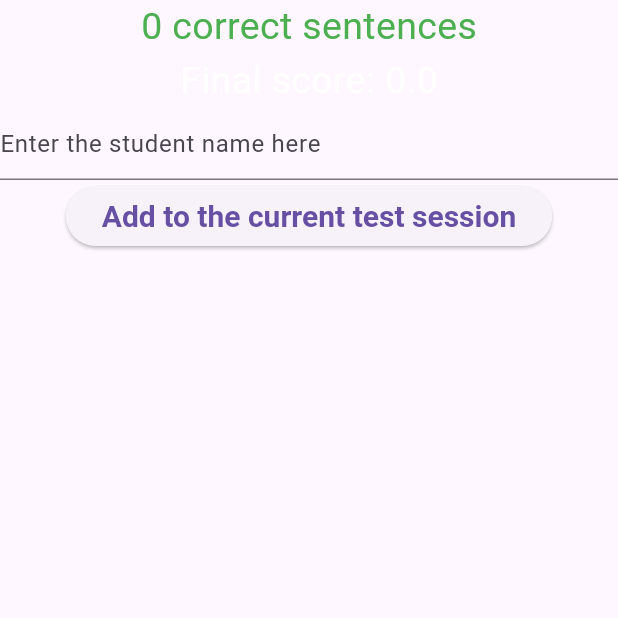
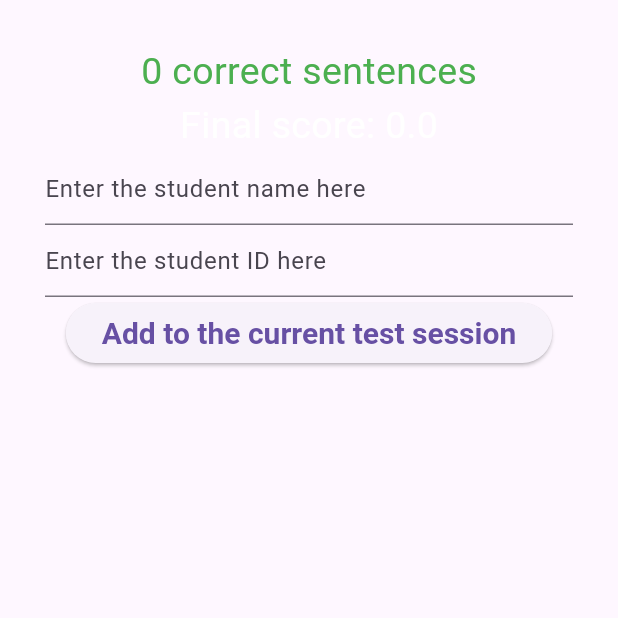
Before and after one commit to viettungvuong/AutoGrading, a Flutter app: the ResultScreen screen opened directly with empty values, on a phone screen of 412 x 824 dp, the top half of it. Run offline on Flutter 3.47's test engine with Material 3 defaults, Android fonts, the phone set to English and light mode, and no system bars; our stand-ins replace camera, flutter_riverpod, fluttertoast, image_picker.

Commit message:
Fix lỗi constructor Student

```diff
--- a/auto_grading_app/lib/models/Student.dart
+++ b/auto_grading_app/lib/models/Student.dart
@@ -5,7 +5,7 @@ class Student{
   late String _studentId;
 
   Student(this._name, this._studentId);
-  Student.nameOnly(this._name);
+
   Student.copy(Student other){
     this._name=other._name;
     this._studentId=other._studentId;
--- a/auto_grading_app/lib/screens/resultScreen.dart
+++ b/auto_grading_app/lib/screens/resultScreen.dart
@@ -20,12 +20,13 @@ class ResultScreen extends StatefulWidget {
 }
 
 class _ResultScreenState extends State<ResultScreen> {
-  late CameraController? controller;
+  late CameraController? cameraController;
 
   late double score;
   late int correct;
 
-  TextEditingController _controller=TextEditingController();
+  TextEditingController _nameController=TextEditingController();
+  TextEditingController _idController=TextEditingController();
 
   @override
   void initState() {
@@ -35,8 +36,8 @@ class _ResultScreenState extends State<ResultScreen> {
     this.correct=widget.correct;
 
     try{
-      controller = CameraController(cameras[0], ResolutionPreset.ultraHigh);
-      controller?.initialize().then((_) {
+      cameraController = CameraController(cameras[0], ResolutionPreset.ultraHigh);
+      cameraController?.initialize().then((_) {
         if (!mounted) {
           return;
         }
@@ -50,7 +51,10 @@ class _ResultScreenState extends State<ResultScreen> {
   @override
   Widget build(BuildContext context) {
     return Scaffold(
-      body: Center(
+      body: SafeArea(
+
+        child: Container(
+          margin: EdgeInsets.all(30),
             child: Column(
               children: [
                 Text(
@@ -65,9 +69,16 @@ class _ResultScreenState extends State<ResultScreen> {
                 ),
 
                 TextField(
-              controller: _controller,
+                  controller: _nameController,
                   decoration: InputDecoration(
                     hintText: "Enter the student name here",
+                  ),
+                ),
+
+                TextField(
+                  controller: _idController,
+                  decoration: InputDecoration(
+                    hintText: "Enter the student ID here",
                   ),
                 ),
 
@@ -85,7 +96,7 @@ class _ResultScreenState extends State<ResultScreen> {
                             children: [
                               ElevatedButton(
                                 onPressed: () {
-                              Student student=Student.nameOnly(_controller.text);
+                                  Student student=Student(_nameController.text,_idController.text);
                                   Exam exam=Exam(student,score);
 
                                   StudentRepository.instance.addStudent(Student.copy(student)); //them vao repository
@@ -102,7 +113,7 @@ class _ResultScreenState extends State<ResultScreen> {
                               ),
                               ElevatedButton(
                                 onPressed: () {
-                              Student student=Student.nameOnly(_controller.text);
+                                  Student student=Student(_nameController.text,_idController.text);
                                   Exam exam=Exam(student,score);
 
                                   StudentRepository.instance.addStudent(Student.copy(student)); //them vao repository
@@ -128,6 +139,8 @@ class _ResultScreenState extends State<ResultScreen> {
               ],
             )
         ),
+      )
+
 
 
     );
@@ -135,7 +148,7 @@ class _ResultScreenState extends State<ResultScreen> {
 
   @override
   void dispose() {
-    controller!.dispose();
+    cameraController!.dispose();
     super.dispose();
   }
 }
```
Lines whose indentation alone changed are shown as unchanged.
